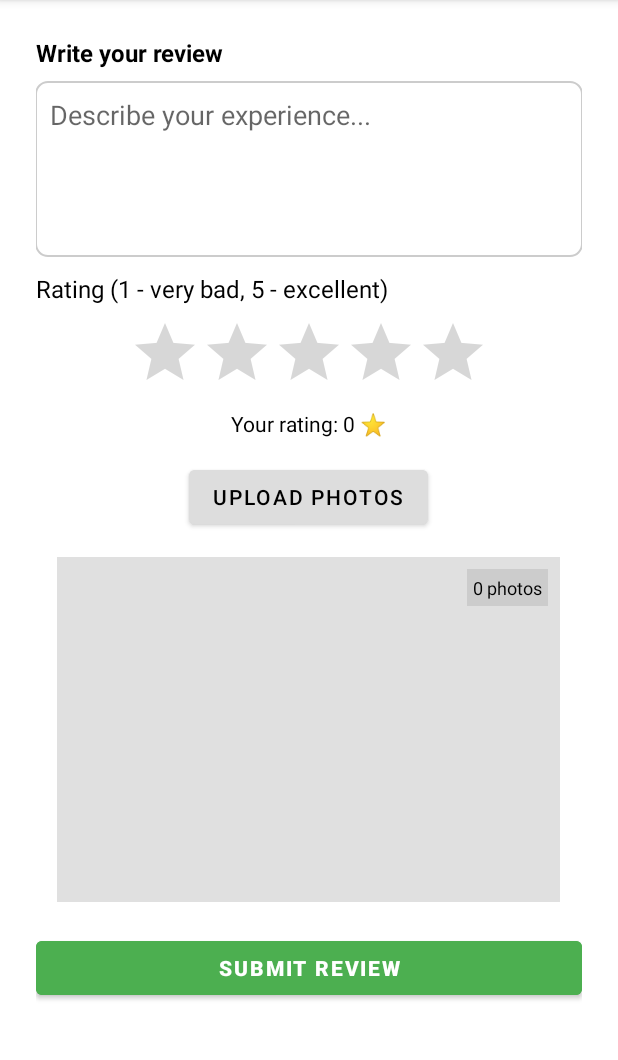
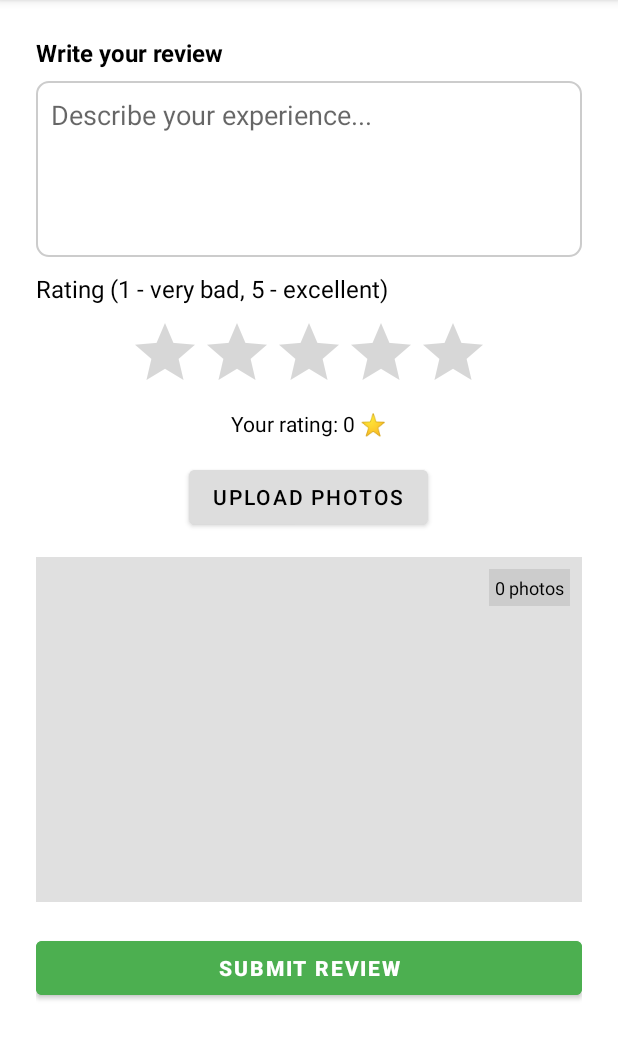
Before and after one commit to JianingWangGit/CS15FYP, an Android app: the GiveReviewActivity screen opened directly, with no data from a screen before it, on a phone screen of 412 x 824 dp, the part 84-1144 px from its top. Run offline under Robolectric (Android 15) with nearby library versions, the phone set to English and light mode, and no system bars; pictures from the network do not load.

Commit message:
UI with image upload feature and update layout

```diff
--- a/app/src/main/AndroidManifest.xml
+++ b/app/src/main/AndroidManifest.xml
@@ -3,6 +3,7 @@
     xmlns:tools="http://schemas.android.com/tools">
 
     <uses-permission android:name="android.permission.INTERNET"/>
+    <uses-permission android:name="android.permission.READ_EXTERNAL_STORAGE" />
 
     <application
         android:allowBackup="true"
--- a/app/src/main/java/com/example/cs_15_fyp/GiveReviewActivity.java
+++ b/app/src/main/java/com/example/cs_15_fyp/GiveReviewActivity.java
@@ -1,5 +1,7 @@
 package com.example.cs_15_fyp;
 
+import android.content.Intent;
+import android.net.Uri;
 import android.os.Bundle;
 import android.widget.Button;
 import android.widget.EditText;
@@ -7,10 +9,15 @@ import android.widget.RatingBar;
 import android.widget.TextView;
 import android.widget.Toast;
 
+import androidx.activity.result.ActivityResultLauncher;
+import androidx.activity.result.contract.ActivityResultContracts;
 import androidx.appcompat.app.AppCompatActivity;
 import androidx.core.graphics.Insets;
 import androidx.core.view.ViewCompat;
 import androidx.core.view.WindowInsetsCompat;
+import androidx.viewpager2.widget.ViewPager2;
+
+import java.util.ArrayList;
 
 import retrofit2.Call;
 import retrofit2.Callback;
@@ -25,6 +32,13 @@ public class GiveReviewActivity extends AppCompatActivity {
     private Button btnSubmitReview;
 
     private ReviewApi reviewApi;
+
+    private ArrayList<Uri> imageUris = new ArrayList<>();
+    private ViewPager2 viewPagerPhotos;
+    private ImagePagerAdapter imagePagerAdapter;
+    private TextView photoCount;
+    private Button btnUploadPhotos;
+    private ActivityResultLauncher<Intent> imagePickerLauncher;
 
     @Override
     protected void onCreate(Bundle savedInstanceState) {
@@ -42,17 +56,60 @@ public class GiveReviewActivity extends AppCompatActivity {
         ratingDisplay = findViewById(R.id.ratingDisplay);
         editTextReview = findViewById(R.id.editTextReview);
         btnSubmitReview = findViewById(R.id.btnSubmitReview);
+        viewPagerPhotos = findViewById(R.id.viewPagerPhotos);
+        photoCount = findViewById(R.id.photoCount);
+        btnUploadPhotos = findViewById(R.id.btnUploadPhotos);
 
+        // Rating change listener
         ratingBar.setOnRatingBarChangeListener((bar, rating, fromUser) -> {
             ratingDisplay.setText("Your rating: " + rating + " ⭐");
         });
 
-        // Initialize Retrofit
+        // Retrofit init
         Retrofit retrofit = ApiClient.getClient();
         reviewApi = retrofit.create(ReviewApi.class);
 
-        // On submit review button click
+        // Submit button
         btnSubmitReview.setOnClickListener(v -> submitReview());
+
+        // Upload button
+        btnUploadPhotos.setOnClickListener(v -> openImagePicker());
+
+        imagePagerAdapter = new ImagePagerAdapter(this, imageUris);
+        viewPagerPhotos.setAdapter(imagePagerAdapter);
+
+        // Modern activity result launcher
+        imagePickerLauncher = registerForActivityResult(
+                new ActivityResultContracts.StartActivityForResult(),
+                result -> {
+                    if (result.getResultCode() == RESULT_OK && result.getData() != null) {
+                        Intent data = result.getData();
+                        if (data.getClipData() != null) {
+                            int count = data.getClipData().getItemCount();
+                            for (int i = 0; i < count; i++) {
+                                Uri imageUri = data.getClipData().getItemAt(i).getUri();
+                                if (!imageUris.contains(imageUri)) {
+                                    imageUris.add(imageUri);
+                                }
+                            }
+                        } else if (data.getData() != null) {
+                            Uri imageUri = data.getData();
+                            if (!imageUris.contains(imageUri)) {
+                                imageUris.add(imageUri);
+                            }
+                        }
+                        photoCount.setText(imageUris.size() + " photos");
+                        imagePagerAdapter.notifyDataSetChanged(); // 👈 refresh ViewPager
+                    }
+                }
+        );
+    }
+
+    private void openImagePicker() {
+        Intent intent = new Intent(Intent.ACTION_PICK);
+        intent.setType("image/*");
+        intent.putExtra(Intent.EXTRA_ALLOW_MULTIPLE, true);
+        imagePickerLauncher.launch(Intent.createChooser(intent, "Select Pictures"));
     }
 
     private void submitReview() {
@@ -75,7 +132,6 @@ public class GiveReviewActivity extends AppCompatActivity {
                     ratingBar.setRating(0f);
                 } else {
                     Toast.makeText(GiveReviewActivity.this, "Submission failed: " + response.code(), Toast.LENGTH_SHORT).show();
-
                     try {
                         String errorBody = response.errorBody().string();
                         System.out.println("Error body: " + errorBody);
@@ -85,7 +141,6 @@ public class GiveReviewActivity extends AppCompatActivity {
                 }
             }
 
-
             @Override
             public void onFailure(Call<Review> call, Throwable t) {
                 Toast.makeText(GiveReviewActivity.this, "Error: " + t.getMessage(), Toast.LENGTH_SHORT).show();
--- /dev/null
+++ b/app/src/main/java/com/example/cs_15_fyp/ImagePagerAdapter.java
@@ -0,0 +1,49 @@
+package com.example.cs_15_fyp;
+
+import android.content.Context;
+import android.net.Uri;
+import android.view.LayoutInflater;
+import android.view.View;
+import android.view.ViewGroup;
+import android.widget.ImageView;
+
+import androidx.annotation.NonNull;
+import androidx.recyclerview.widget.RecyclerView;
+
+import java.util.List;
+
+public class ImagePagerAdapter extends RecyclerView.Adapter<ImagePagerAdapter.ViewHolder> {
+
+    private List<Uri> imageUris;
+    private Context context;
+
+    public ImagePagerAdapter(Context context, List<Uri> imageUris) {
+        this.context = context;
+        this.imageUris = imageUris;
+    }
+
+    @NonNull
+    @Override
+    public ViewHolder onCreateViewHolder(@NonNull ViewGroup parent, int viewType) {
+        View view = LayoutInflater.from(context).inflate(R.layout.image_page_item, parent, false);
+        return new ViewHolder(view);
+    }
+
+    @Override
+    public void onBindViewHolder(@NonNull ViewHolder holder, int position) {
+        holder.imageView.setImageURI(imageUris.get(position));
+    }
+
+    @Override
+    public int getItemCount() {
+        return imageUris.size();
+    }
+
+    public static class ViewHolder extends RecyclerView.ViewHolder {
+        ImageView imageView;
+        public ViewHolder(View itemView) {
+            super(itemView);
+            imageView = itemView.findViewById(R.id.imageView);
+        }
+    }
+}
--- a/app/src/main/res/layout/activity_give_review.xml
+++ b/app/src/main/res/layout/activity_give_review.xml
@@ -25,7 +25,7 @@
         <!-- Text box (larger for multiple lines) -->
         <EditText
             android:id="@+id/editTextReview"
-            android:layout_width="365dp"
+            android:layout_width="match_parent"
             android:layout_height="117dp"
             android:layout_marginTop="8dp"
             android:background="@drawable/edittext_border"
@@ -34,6 +34,7 @@
             android:inputType="textMultiLine"
             android:padding="10dp" />
 
+        <!-- Rating section -->
         <TextView
             android:layout_width="match_parent"
             android:layout_height="wrap_content"
@@ -41,7 +42,6 @@
             android:text="Rating (1 - very bad, 5 - excellent)"
             android:textColor="#000000"
             android:textSize="16sp" />
-
 
         <RatingBar
             android:id="@+id/ratingBar"
@@ -60,6 +60,7 @@
             android:textColor="#000000"
             android:textSize="14sp" />
 
+        <!-- Upload button -->
         <Button
             android:id="@+id/btnUploadPhotos"
             android:layout_width="wrap_content"
@@ -69,30 +70,23 @@
             android:text="Upload Photos"
             android:textColor="#000000" />
 
+        <!-- Photo display area -->
         <FrameLayout
             android:id="@+id/photoFrame"
-            android:layout_width="335dp"
+            android:layout_width="match_parent"
             android:layout_height="230dp"
             android:layout_marginTop="16dp"
             android:background="#E0E0E0"
             android:padding="8dp">
 
-            <!-- Horizontal scroll for images -->
+            <!-- ViewPager2 for swiping images -->
+            <androidx.viewpager2.widget.ViewPager2
+                android:id="@+id/viewPagerPhotos"
+                android:layout_width="match_parent"
+                android:layout_height="match_parent"
+                android:orientation="horizontal" />
 
-            <!-- Photo count (top-right corner) -->
-            <HorizontalScrollView
-                android:layout_width="351dp"
-                android:layout_height="match_parent"
-                android:scrollbars="none">
-
-                <LinearLayout
-                    android:id="@+id/photoContainer"
-                    android:layout_width="wrap_content"
-                    android:layout_height="match_parent"
-                    android:gravity="center_vertical"
-                    android:orientation="horizontal" />
-            </HorizontalScrollView>
-
+            <!-- Photo count overlay -->
             <TextView
                 android:id="@+id/photoCount"
                 android:layout_width="wrap_content"
@@ -103,17 +97,9 @@
                 android:text="0 photos"
                 android:textColor="#000000"
                 android:textSize="12sp" />
-
-            <!-- Page indicators (dots) -->
-            <LinearLayout
-                android:id="@+id/pageDots"
-                android:layout_width="wrap_content"
-                android:layout_height="wrap_content"
-                android:layout_gravity="bottom|center_horizontal"
-                android:layout_marginBottom="8dp"
-                android:orientation="horizontal" />
         </FrameLayout>
 
+        <!-- Submit button -->
         <Button
             android:id="@+id/btnSubmitReview"
             android:layout_width="match_parent"
@@ -123,6 +109,5 @@
             android:textColor="#FFFFFF"
             android:textStyle="bold"
             android:layout_marginTop="20dp" />
-
     </LinearLayout>
 </ScrollView>
```
Also changed, not shown: app/src/main/res/layout/image_page_item.xml (added, +11 -0 lines).
